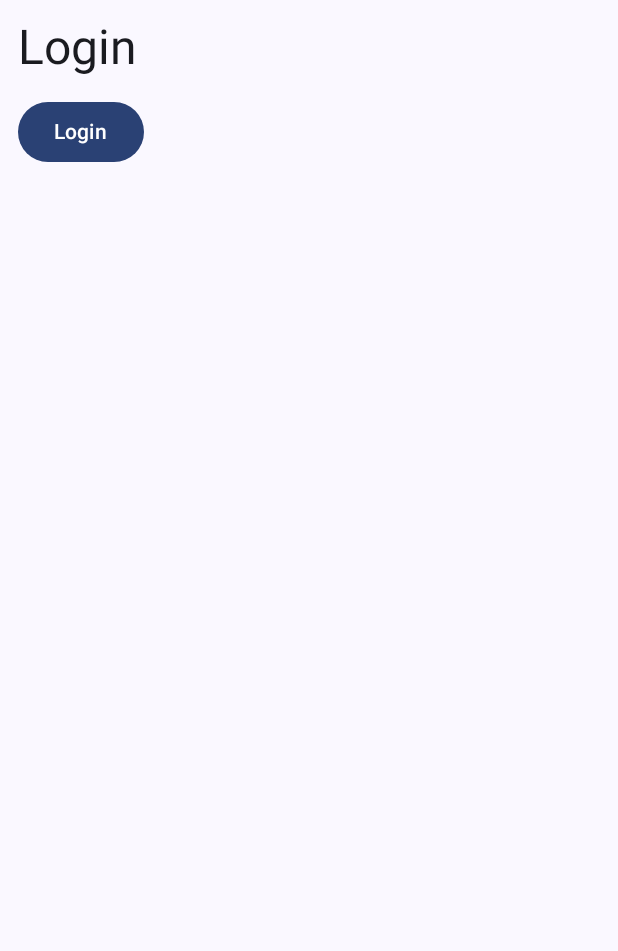
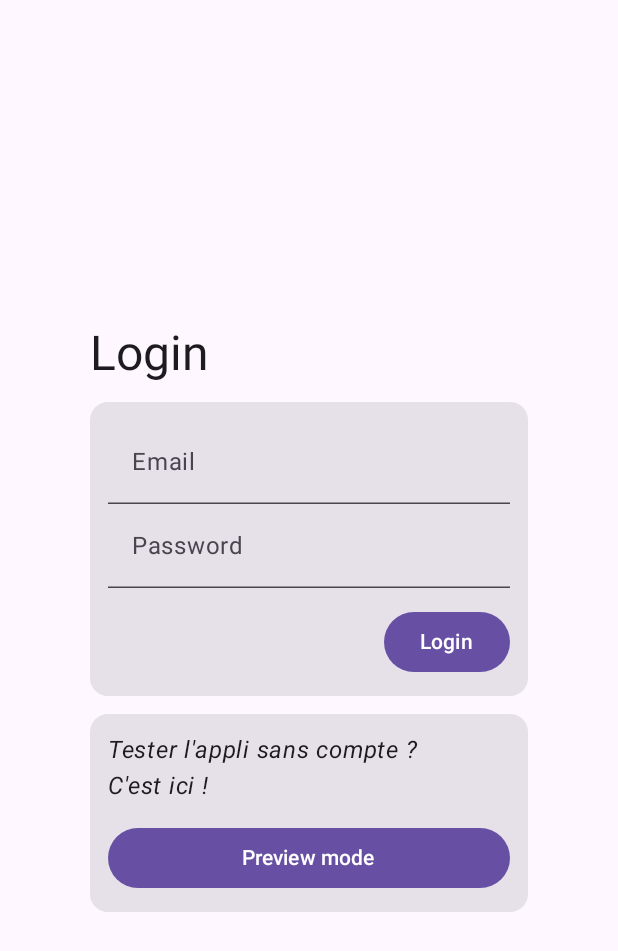
Before and after one commit to polydot2/map-tracker, an Android app built with Jetpack Compose: the screen it shows after launch (MainActivity), on a phone screen of 412 x 824 dp. Shown: the top 951 px of the screen. Run offline under Robolectric (Android 15) with nearby library versions, the light colour scheme and no system bars.

Commit message:
Rework login

```diff
--- a/app/src/main/java/com/poly/herewego/MainActivity.kt
+++ b/app/src/main/java/com/poly/herewego/MainActivity.kt
@@ -69,7 +69,7 @@ class MainActivity : ComponentActivity() {
         super.onCreate(savedInstanceState)
         enableEdgeToEdge()
         setContent {
-            HerewegoTheme {
+            MaterialTheme {
                 val navController = rememberNavController()
                 var shouldShowBottomBar by rememberSaveable {
                     mutableStateOf(false)
--- a/app/src/main/java/com/poly/herewego/ui/login/LoginScreen.kt
+++ b/app/src/main/java/com/poly/herewego/ui/login/LoginScreen.kt
@@ -1,26 +1,85 @@
 package com.poly.herewego.ui.login
 
+import androidx.compose.foundation.border
+import androidx.compose.foundation.layout.Arrangement
 import androidx.compose.foundation.layout.Box
 import androidx.compose.foundation.layout.Column
+import androidx.compose.foundation.layout.Row
+import androidx.compose.foundation.layout.fillMaxSize
+import androidx.compose.foundation.layout.fillMaxWidth
 import androidx.compose.foundation.layout.height
 import androidx.compose.foundation.layout.padding
+import androidx.compose.foundation.layout.size
+import androidx.compose.foundation.layout.width
 import androidx.compose.material3.Button
+import androidx.compose.material3.Card
 import androidx.compose.material3.MaterialTheme
 import androidx.compose.material3.Text
+import androidx.compose.material3.TextField
 import androidx.compose.runtime.Composable
+import androidx.compose.ui.Alignment
 import androidx.compose.ui.Modifier
+import androidx.compose.ui.text.font.FontStyle
+import androidx.compose.ui.tooling.preview.Preview
 import androidx.compose.ui.unit.dp
+import com.poly.herewego.ui.place.PlaceScreen
 
 @Composable
 fun LoginScreen(name: String, onLogin: () -> Unit) {
     Column(
         Modifier
-            .padding(12.dp)
+            .fillMaxSize()
+            .padding(12.dp),
+        verticalArrangement = Arrangement.Center,
+        horizontalAlignment = Alignment.CenterHorizontally
     ) {
-    Text("Login", style = MaterialTheme.typography.headlineLarge)
-        Box(Modifier.height(12.dp))
-        Button(onClick = onLogin) {
-            Text("Login")
+        Column() {
+            Box(
+                Modifier
+                    .fillMaxWidth()
+                    .padding(horizontal = 48.dp)
+            ) {
+                Text("Login", style = MaterialTheme.typography.headlineLarge)
+            }
+            Box(Modifier.height(12.dp))
+            Card(
+                Modifier
+                    .fillMaxWidth()
+                    .padding(horizontal = 48.dp)
+            ) {
+                Column(Modifier.padding(12.dp)) {
+                    TextField("", label = { Text("Email") }, onValueChange = { })
+                    TextField("", label = { Text("Password") }, onValueChange = { })
+
+                    Box(Modifier.height(12.dp))
+                    Row(Modifier.fillMaxWidth(), horizontalArrangement = Arrangement.End) {
+                        Button(onClick = onLogin) {
+                            Text("Login")
+                        }
+                    }
+                }
+            }
+            Box(Modifier.height(12.dp))
+
+            Card(
+                Modifier
+                    .fillMaxWidth()
+                    .padding(horizontal = 48.dp)
+            ) {
+                Column(Modifier.padding(12.dp)) {
+                    Text("Tester l'appli sans compte ? \nC'est ici !", fontStyle = FontStyle.Italic)
+                    Box(Modifier.height(12.dp))
+                    Button(modifier = Modifier.fillMaxWidth(), onClick = onLogin) {
+                        Text("Preview mode")
+                    }
+                }
+            }
         }
     }
 }
+
+@Preview
+@Composable
+fun Preview() {
+    LoginScreen("Tour LU", {})
+}
```
